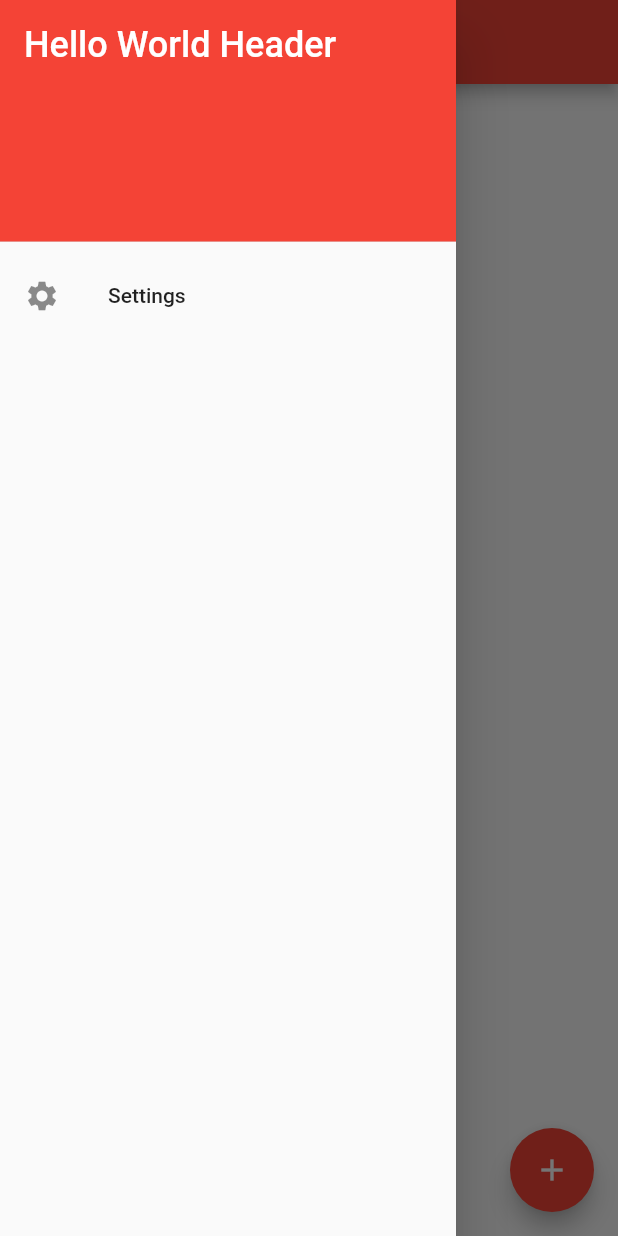
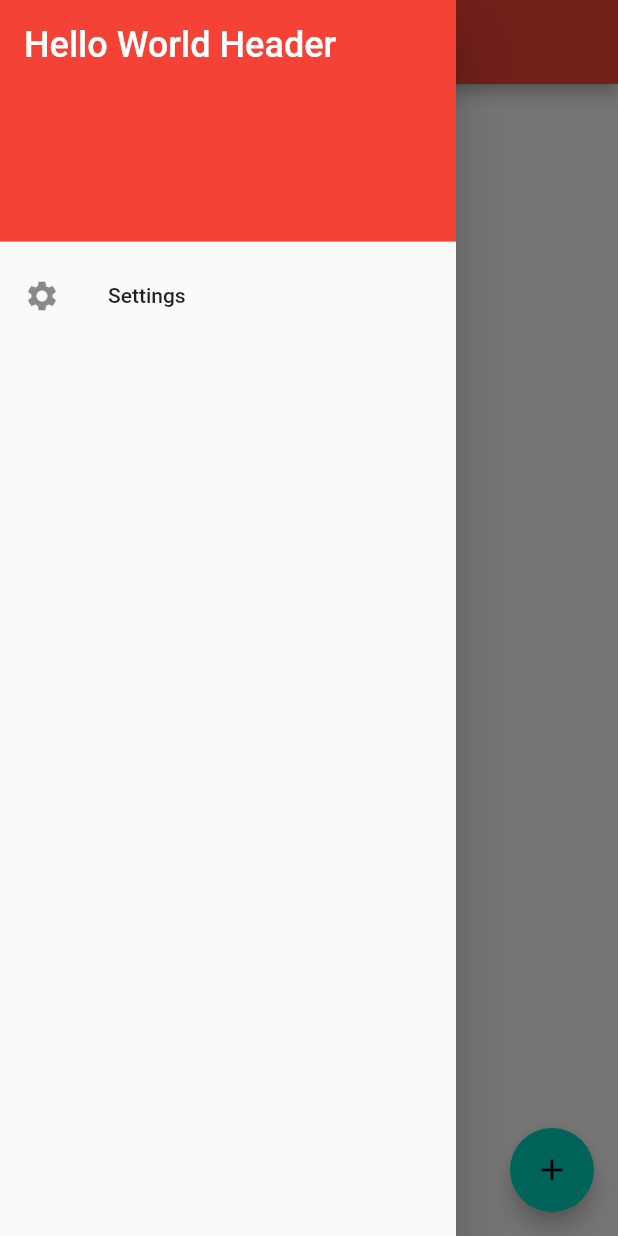
Before and after one commit to LuccaC-M/myapp, a Flutter app: the screen it shows after launch, with the side drawer open, on a phone screen of 412 x 824 dp. Run offline on Flutter 3.47's test engine with Material 2 defaults, Android fonts, the phone set to English and light mode, and no system bars.

Commit message:
Added dark mode and light mode (BETA)

```diff
--- a/lib/main.dart
+++ b/lib/main.dart
@@ -1,5 +1,6 @@
 import 'package:flutter/material.dart';
 import 'homepage.dart';
+import 'settingspage.dart';
 
 void main() {
   runApp( MyApp() );
@@ -10,7 +11,7 @@ class MyApp extends StatelessWidget {
   Widget build(BuildContext context) {
     return MaterialApp(
       title: 'Random Flutter App',
-      theme: ThemeData(primarySwatch: Colors.red),
+      theme: ThemeClass.lightTheme,
       home: HomePage(),
     );
   }
--- a/lib/settingspage.dart
+++ b/lib/settingspage.dart
@@ -32,3 +32,48 @@ class _SettingsPage extends State<SettingsPage> {
     );
   }
 }
+
+// thanks to mobikul.com for the code
+class ThemeClass{
+
+  static ThemeData lightTheme = ThemeData(
+    scaffoldBackgroundColor: Colors.white,
+    colorScheme: ColorScheme.light(),
+    appBarTheme: AppBarTheme(
+      backgroundColor: Colors.red,
+    )
+  );
+  static ThemeData darkTheme = ThemeData(
+    scaffoldBackgroundColor: Colors.black,
+    colorScheme: ColorScheme.dark(),
+      appBarTheme: AppBarTheme(
+        backgroundColor: Colors.black,
+      )
+  );
+}
+// thanks for flutter.dev for the code
+class Switched extends StatefulWidget {
+  const Switched({super.key});
+
+  @override
+  State<Switched> createState() => _SwitchedState();
+}
+
+class _SwitchedState extends State<Switched> {
+  bool light = true;
+
+  @override
+  Widget build(BuildContext context) {
+    return Switch(
+      // This bool value toggles the switch.
+      value: light,
+      activeColor: Colors.red,
+      onChanged: (bool value) {
+        // This is called when the user toggles the switch.
+        setState(() {
+          light = value;
+        });
+      },
+    );
+  }
+}
```
